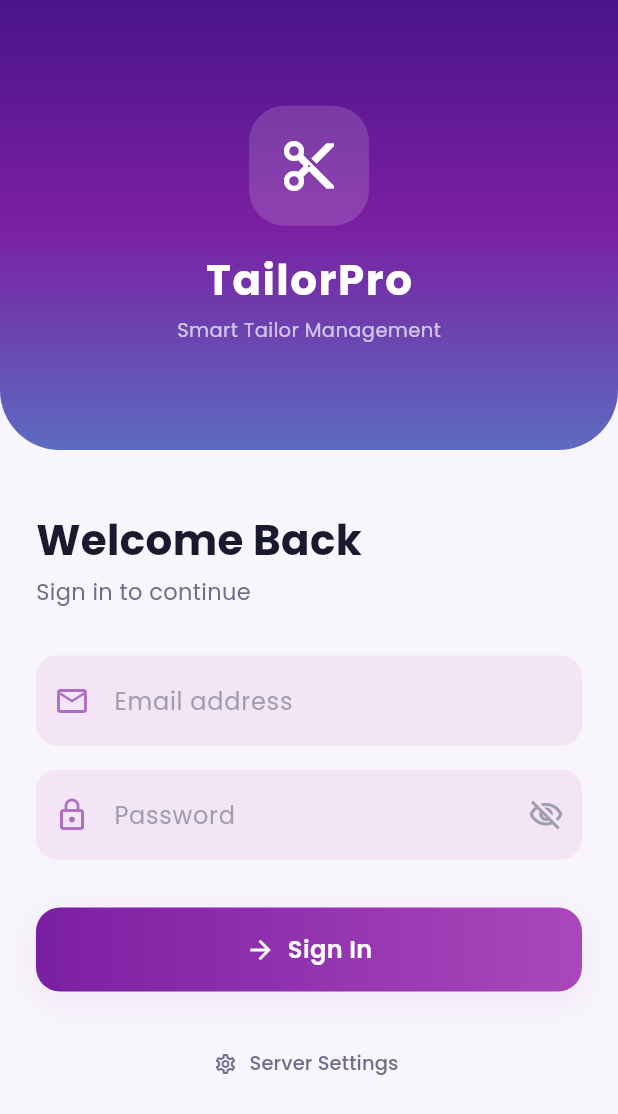
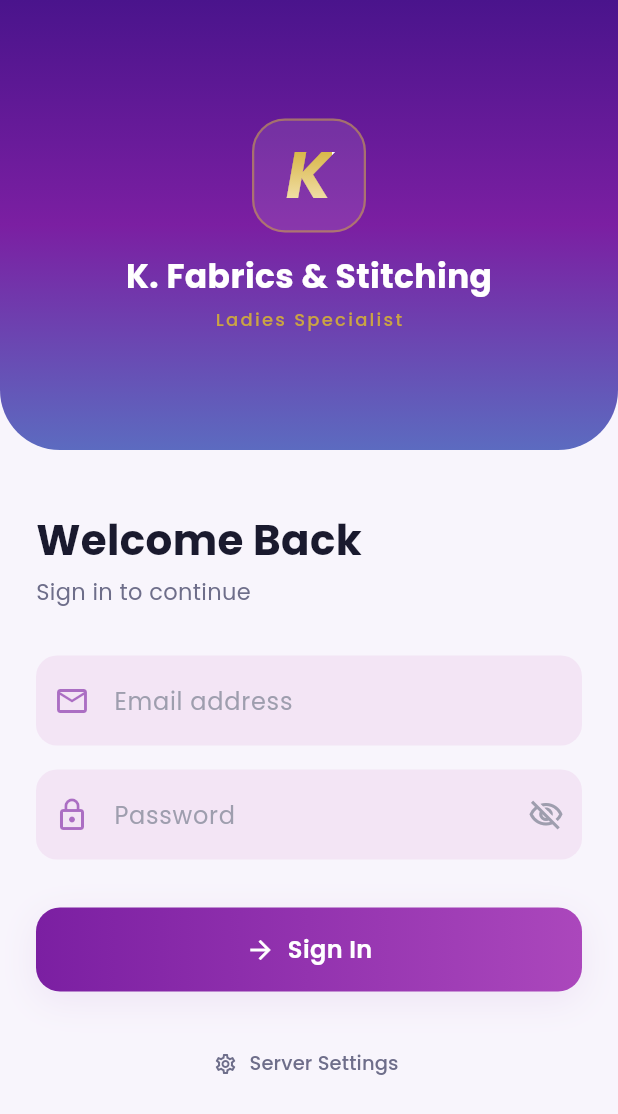
Before and after one commit to hamidraza8/tailor-app, a Flutter app: the screen it shows after launch, on a phone screen of 412 x 824 dp. Shown: the top 1114 px of the screen. Run offline on Flutter 3.47's test engine with Material 3 defaults, Android fonts, the phone set to English and light mode, and no system bars; our stand-ins replace audioplayers, google_fonts, image_picker, pdf, permission_handler, printing and 1 more; missing offline and left inert: flutter_sound; accounts and stored records are empty.

Commit message:
Apply K. Fabrics & Stitching branding: gold K logo, brand name, Ladies Specialist tagline

```diff
--- a/mobile/lib/main.dart
+++ b/mobile/lib/main.dart
@@ -44,7 +44,7 @@ class TailorApp extends StatelessWidget {
     return ChangeNotifierProvider(
       create: (_) => AppProvider(),
       child: MaterialApp(
-        title: 'TailorPro',
+        title: 'K. Fabrics & Stitching',
         debugShowCheckedModeBanner: false,
         theme: ThemeData(
           primaryColor: AppColors.primary,
--- a/mobile/lib/screens/login_screen.dart
+++ b/mobile/lib/screens/login_screen.dart
@@ -81,31 +81,53 @@ class _LoginScreenState extends State<LoginScreen> {
                     mainAxisAlignment: MainAxisAlignment.center,
                     children: [
                       Container(
-                        width: 80,
-                        height: 80,
+                        width: 76,
+                        height: 76,
                         decoration: BoxDecoration(
-                          color: Colors.white.withOpacity(0.15),
-                          borderRadius: BorderRadius.circular(24),
+                          color: Colors.white.withOpacity(0.1),
+                          borderRadius: BorderRadius.circular(22),
+                          border: Border.all(
+                            color: AppColors.gold.withOpacity(0.5),
+                            width: 1.5,
+                          ),
                         ),
-                        child: const Icon(Icons.content_cut,
-                            color: Colors.white, size: 40),
+                        child: Center(
+                          child: ShaderMask(
+                            shaderCallback: (bounds) => const LinearGradient(
+                              colors: [AppColors.gold, AppColors.goldLight],
+                              begin: Alignment.topCenter,
+                              end: Alignment.bottomCenter,
+                            ).createShader(bounds),
+                            child: const Text(
+                              'K',
+                              style: TextStyle(
+                                fontSize: 44,
+                                fontWeight: FontWeight.w800,
+                                color: Colors.white,
+                                fontStyle: FontStyle.italic,
+                                height: 1.0,
+                              ),
+                            ),
+                          ),
+                        ),
                       ),
-                      const SizedBox(height: 16),
+                      const SizedBox(height: 14),
                       const Text(
-                        'TailorPro',
+                        'K. Fabrics & Stitching',
                         style: TextStyle(
                           color: Colors.white,
-                          fontSize: 28,
+                          fontSize: 22,
                           fontWeight: FontWeight.w700,
-                          letterSpacing: 1,
                         ),
                       ),
                       const SizedBox(height: 4),
                       Text(
-                        'Smart Tailor Management',
+                        'Ladies Specialist',
                         style: TextStyle(
-                          color: Colors.white.withOpacity(0.7),
-                          fontSize: 13,
+                          color: AppColors.gold.withOpacity(0.9),
+                          fontSize: 12,
+                          fontWeight: FontWeight.w500,
+                          letterSpacing: 1.5,
                         ),
                       ),
                     ],
--- a/mobile/lib/utils/constants.dart
+++ b/mobile/lib/utils/constants.dart
@@ -1,13 +1,16 @@
 import 'package:flutter/material.dart';
 
 class AppColors {
-  // Primary purple palette
+  // Primary palette — deep purple + gold
   static const Color primary = Color(0xFF7B1FA2);
   static const Color primaryDark = Color(0xFF4A148C);
   static const Color primaryLight = Color(0xFFAB47BC);
   static const Color accent = Color(0xFFCE93D8);
   static const Color purpleBlue = Color(0xFF5C6BC0);
   static const Color lavender = Color(0xFFF3E5F5);
+  static const Color gold = Color(0xFFD4AF37);
+  static const Color goldLight = Color(0xFFF5E6B8);
+  static const Color goldDark = Color(0xFFB8960C);
 
   // Surfaces
   static const Color background = Color(0xFFF8F5FC);
```
Also changed, not shown: mobile/lib/screens/home_screen.dart (+14 -0 lines), mobile/lib/screens/splash_screen.dart (+42 -12 lines), 1 other file.
